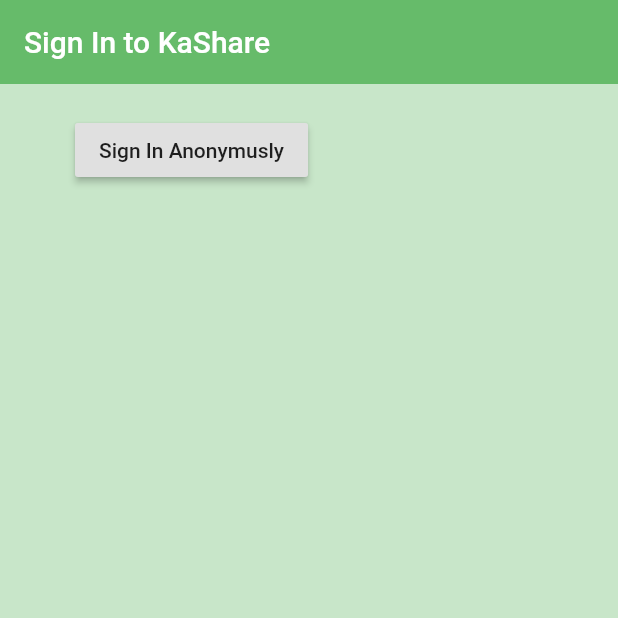
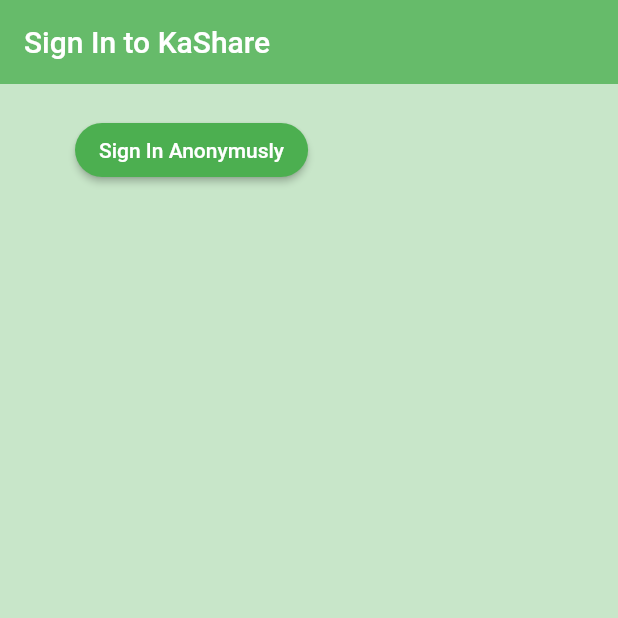
Before and after one commit to AcadProjects/kashare-github, a Flutter app: the screen it shows after launch, on a phone screen of 412 x 824 dp, the top half of it. Run offline on Flutter 3.47's test engine with Material 2 defaults, Android fonts, the light colour scheme and no system bars; our stand-ins replace cloud_firestore, firebase_auth, google_sign_in, latlong2, rxdart; accounts and stored records are empty.

Commit message:
Fixed RaisedButton

```diff
--- a/lib/screens/authenticate/sign_in.dart
+++ b/lib/screens/authenticate/sign_in.dart
@@ -22,7 +22,13 @@
       ),
       body: Container(
         padding: EdgeInsets.symmetric(vertical: 20.0, horizontal: 50.0),
-        child: RaisedButton(
+        child: ElevatedButton(
+        style: ElevatedButton.styleFrom(
+          primary: Colors.green,
+          shape: RoundedRectangleBorder(
+          	borderRadius: BorderRadius.circular(100.0),
+          	),
+          ),
           child: Text('Sign In Anonymusly'),
           onPressed: () async {
             dynamic result = await _auth.signInAnon();
@@ -33,6 +39,7 @@
               print(result);
             }
           },
+
         ),
       ),
     );
--- a/pubspec.yaml
+++ b/pubspec.yaml
@@ -38,7 +38,7 @@
   cloud_firestore: ^4.0.5 #^0.12.9+4   #
   firebase_auth: ^4.1.2 #^0.14.0+5 #
   google_sign_in: ^3.2.4
-  rxdart: 0.20.0
+  rxdart: ^0.27.5
   # The following adds the Cupertino Icons font to your application.
   # Use with the CupertinoIcons class for iOS style icons.
 
```
Also changed, not shown: pubspec.lock.
